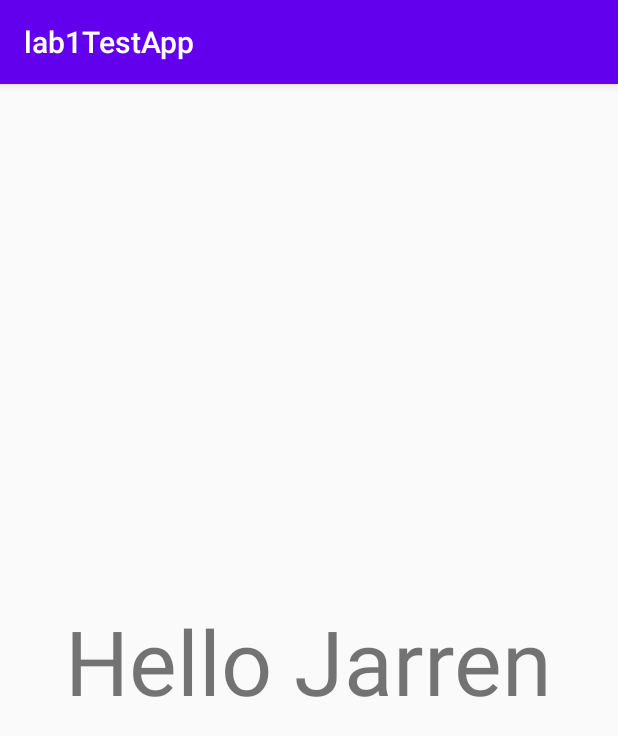
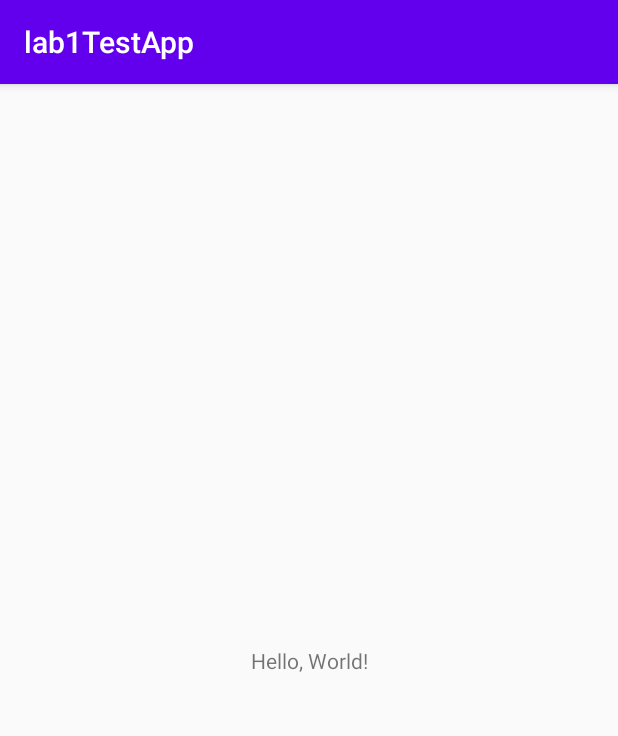
Before and after one commit to AlohaJarren/cs371Lab1, an Android app: the screen it shows after launch (MainActivity), on a phone screen of 412 x 824 dp. Shown: the top 736 px of the screen. Run offline under Robolectric (Android 15) with nearby library versions, the phone set to English and light mode, and no system bars.

Commit message:
Changed message back to Hello, World! without 60 dp text

```diff
--- a/app/src/main/java/com/example/lab1testapp/MainActivity.java
+++ b/app/src/main/java/com/example/lab1testapp/MainActivity.java
@@ -11,4 +11,10 @@ public class MainActivity extends AppCompatActivity {
         super.onCreate(savedInstanceState);
         setContentView(R.layout.activity_main);
     }
+
+    public static void main(String[] args) {
+        System.out.println("Hello World!");
+        System.out.println("You like jazz? I Like Jazz");
+        System.out.println("Poggers");
+    }
 }
--- a/app/src/main/res/layout/activity_main.xml
+++ b/app/src/main/res/layout/activity_main.xml
@@ -9,8 +9,7 @@
     <TextView
         android:layout_width="wrap_content"
         android:layout_height="wrap_content"
-        android:text="Hello Jarren"
-        android:textSize="60dp"
+        android:text="Hello, World!"
         app:layout_constraintBottom_toBottomOf="parent"
         app:layout_constraintLeft_toLeftOf="parent"
         app:layout_constraintRight_toRightOf="parent"
```
